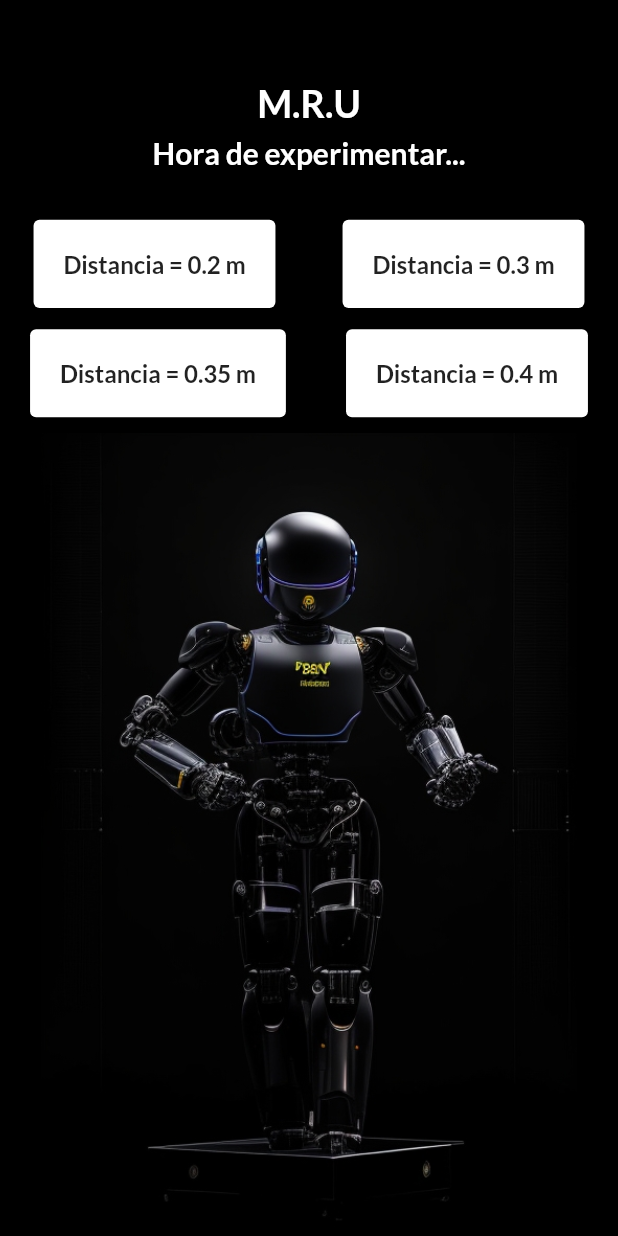
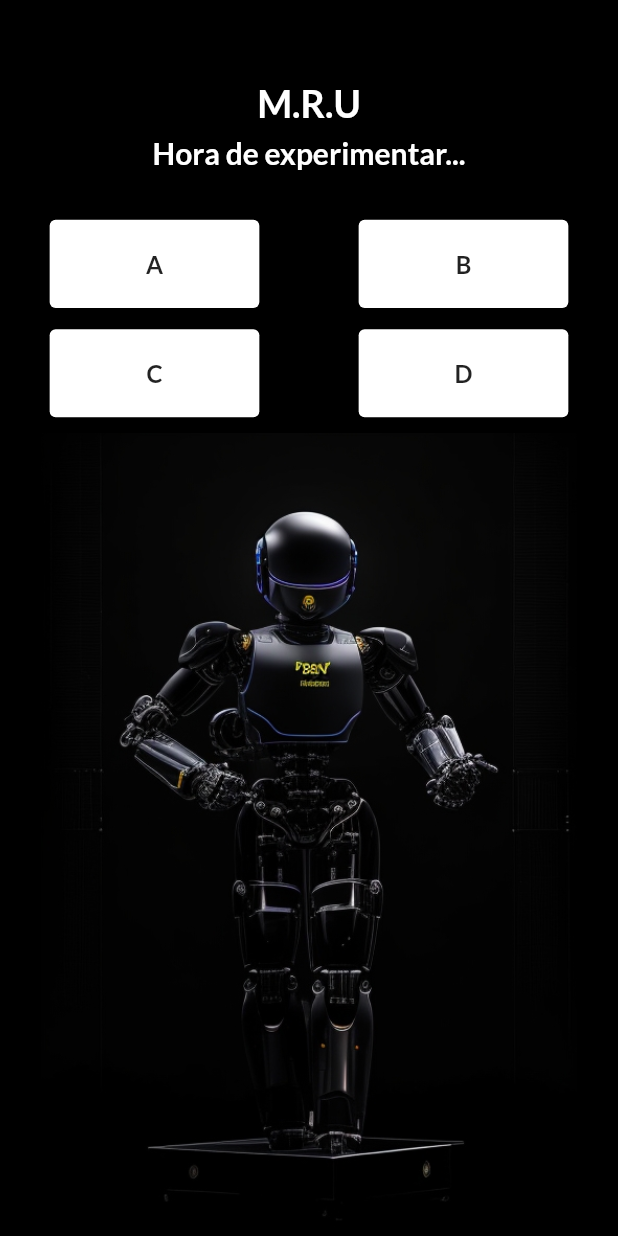
Before and after one commit to edd86/fisqui_boot, a Flutter app: the CommandsMruvPage screen opened directly, on a phone screen of 412 x 824 dp. Run offline on Flutter 3.47's test engine with Material 2 defaults, Android fonts, the phone set to English and light mode, and no system bars; our stand-ins replace animated_splash_screen, flutter_bluetooth_serial, font_awesome_flutter, google_fonts, ionicons, line_icons and 1 more; missing offline and left inert: syncfusion_flutter_pdfviewer.

Commit message:
actualización

```diff
--- a/lib/pages/physic_pages/commands_mruv_page.dart
+++ b/lib/pages/physic_pages/commands_mcu_page.dart
@@ -36,16 +36,14 @@ class CommandsMruvPage extends StatelessWidget {
                     style: GoogleFonts.lato(
                         fontSize: 25,
                         fontWeight: FontWeight.bold,
-                      color: Colors.white
-                    ),
+                        color: Colors.white),
                   ),
                   Text(
                     'Hora de experimentar...',
                     style: GoogleFonts.lato(
                         fontSize: 20,
                         fontWeight: FontWeight.w600,
-                      color: Colors.white
-                    ),
+                        color: Colors.white),
                   ),
                   SizedBox(
                     height: size.height * .02,
@@ -57,40 +55,38 @@ class CommandsMruvPage extends StatelessWidget {
                         child: Card(
                           child: Padding(
                             padding: const EdgeInsets.all(19.9),
-                            child: Column(
-                              mainAxisAlignment: MainAxisAlignment.spaceBetween,
-                              children: [
-                                Text(
-                                  'Distancia = 0.2 m',
+                            child: SizedBox(
+                              width: 100,
+                              child: Text(
+                                'A',
+                                textAlign: TextAlign.center,
                                 style: styles,
                               ),
-                              ],
                             ),
                           ),
                         ),
                         onTap: () {
                           BluetoothHelper helper = BluetoothHelper();
-                          helper.sendCommand('1', btMac!);
+                          helper.sendCommand('A', btMac!);
                         },
                       ),
                       InkWell(
                         child: Card(
                           child: Padding(
                             padding: const EdgeInsets.all(19.9),
-                            child: Column(
-                              mainAxisAlignment: MainAxisAlignment.spaceBetween,
-                              children: [
-                                Text(
-                                  'Distancia = 0.3 m',
+                            child: SizedBox(
+                              width: 100,
+                              child: Text(
+                                'B',
+                                textAlign: TextAlign.center,
                                 style: styles,
                               ),
-                              ],
                             ),
                           ),
                         ),
                         onTap: () {
                           BluetoothHelper helper = BluetoothHelper();
-                          helper.sendCommand('2', btMac!);
+                          helper.sendCommand('B', btMac!);
                         },
                       )
                     ],
@@ -102,40 +98,38 @@ class CommandsMruvPage extends StatelessWidget {
                         child: Card(
                           child: Padding(
                             padding: const EdgeInsets.all(19.9),
-                            child: Column(
-                              mainAxisAlignment: MainAxisAlignment.spaceBetween,
-                              children: [
-                                Text(
-                                  'Distancia = 0.35 m',
+                            child: SizedBox(
+                              width: 100,
+                              child: Text(
+                                'C',
+                                textAlign: TextAlign.center,
                                 style: styles,
                               ),
-                              ],
                             ),
                           ),
                         ),
                         onTap: () {
                           BluetoothHelper helper = BluetoothHelper();
-                          helper.sendCommand('3', btMac!);
+                          helper.sendCommand('C', btMac!);
                         },
                       ),
                       InkWell(
                         child: Card(
                           child: Padding(
                             padding: const EdgeInsets.all(19.9),
-                            child: Column(
-                              mainAxisAlignment: MainAxisAlignment.spaceBetween,
-                              children: [
-                                Text(
-                                  'Distancia = 0.4 m',
+                            child: SizedBox(
+                              width: 100,
+                              child: Text(
+                                'D',
+                                textAlign: TextAlign.center,
                                 style: styles,
                               ),
-                              ],
                             ),
                           ),
                         ),
                         onTap: () {
                           BluetoothHelper helper = BluetoothHelper();
-                          helper.sendCommand('4', btMac!);
+                          helper.sendCommand('D', btMac!);
                         },
                       )
                     ],
--- a/lib/pages/physic_pages/widgets/options_widget.dart
+++ b/lib/pages/physic_pages/widgets/options_widget.dart
@@ -1,7 +1,7 @@
 import 'package:fisqui_bot/models/collections.dart';
 import 'package:fisqui_bot/models/option_model.dart';
 import 'package:fisqui_bot/pages/physic_pages/commands_mru_page.dart';
-import 'package:fisqui_bot/pages/physic_pages/commands_mruv_page.dart';
+import 'package:fisqui_bot/pages/physic_pages/commands_mcu_page.dart';
 import 'package:fisqui_bot/pages/physic_pages/widgets/pdf_visor.dart';
 import 'package:flutter/material.dart';
 import 'package:google_fonts/google_fonts.dart';
@@ -163,7 +163,7 @@ class _OptionsWidgetState extends State<OptionsWidget> {
                             ),
                           );
                           break;
-                        case 'MRUV':
+                        case 'MCU':
                           Navigator.push(
                             context,
                             MaterialPageRoute(
--- a/lib/pages/physic_pages/widgets/pdf_visor.dart
+++ b/lib/pages/physic_pages/widgets/pdf_visor.dart
@@ -11,7 +11,7 @@ class PdfVisor extends StatelessWidget {
     return Scaffold(
       appBar: AppBar(
         backgroundColor: Colors.black87,
-        title: const Text('Visor de PDF'),
+        title: const Text('Visor PDF'),
       ),
       body: SfPdfViewer.asset(
         pdfURL
--- a/pubspec.yaml
+++ b/pubspec.yaml
@@ -30,6 +30,8 @@ flutter:
     - assets/images/
     - assets/docs/codigomru.pdf
     - assets/docs/codigomruv.pdf
+    - assets/docs/codigomcu.pdf
     - assets/docs/materialesmru.pdf
+    - assets/docs/materialesmcu.pdf
     - assets/docs/materialesmruv.pdf
     - assets/prueba.pdf
```
Also changed, not shown: lib/models/collections.dart (+4 -4 lines), assets/images/mcu.jpg (added), 2 other files. Lines whose indentation alone changed are shown as unchanged.
